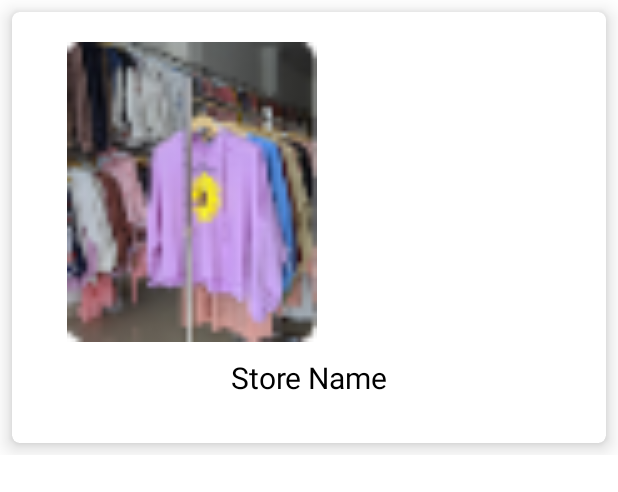
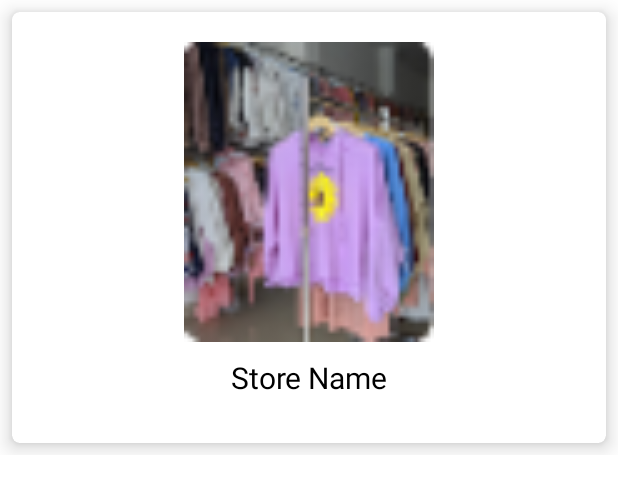
Before and after one commit to richieoey/Moda---Android, an Android app: the layout store_item_list.xml on its own in the app's theme, with its tools: preview values and no code run, on a phone screen of 412 x 824 dp. Shown: the top 492 px of the screen. Run offline under Robolectric (Android 15) with nearby library versions, the light colour scheme and no system bars.

Commit message:
commit store db

```diff
--- a/app/src/main/java/id/ac/umn/uas_43802/StoreAdapter.java
+++ b/app/src/main/java/id/ac/umn/uas_43802/StoreAdapter.java
@@ -1,67 +1,5 @@
 package id.ac.umn.uas_43802;
-//
-//import android.content.Context;
-//import android.media.Image;
-//import android.view.LayoutInflater;
-//import android.view.View;
-//import android.view.ViewGroup;
-//import android.widget.ImageView;
-//import android.widget.TextView;
-//import android.widget.Toast;
-//
-//import androidx.annotation.NonNull;
-//import androidx.recyclerview.widget.RecyclerView;
-//
-//import java.util.ArrayList;
-//import java.util.List;
-//
-//public class StoreAdapter extends RecyclerView.Adapter<StoreAdapter.ViewHolder> {
-//
-//	private Context context;
-//	private List<StoreModel> list;
-//
-//	public class ViewHolder extends RecyclerView.ViewHolder {
-//		TextView tvNama;
-//		ImageView imgStore;
-//		public ViewHolder(@NonNull View itemView) {
-//			super(itemView);
-//
-//			tvNama = itemView.findViewById(R.id.store_name);
-//			imgStore = itemView.findViewById(R.id.image_store);
-//		}
-//	}
-//
-//	public StoreAdapter(Context context, List<StoreModel> list){
-//		this.context = context;
-//		this.list = list;
-//	}
-//
-//	@NonNull
-//	@Override
-//	public StoreAdapter.ViewHolder onCreateViewHolder(@NonNull ViewGroup parent, int viewType) {
-//		View view = LayoutInflater.from(parent.getContext()).inflate(R.layout.store_item_list, parent, false);
-//		return new ViewHolder(view);
-//	}
-//
-//	@Override
-//	public void onBindViewHolder(@NonNull StoreAdapter.ViewHolder holder, int position) {
-//		TextView txtNama = holder.tvNama;
-//		ImageView ivStore = holder.imgStore;
-//
-//		txtNama.setText(list.get(position).getName());
-//		ivStore.setImageResource(R.drawable.anjay_store);
-//	}
-//
-//	@Override
-//	public int getItemCount() {
-//		return list.size();
-//	}
-//
-//}
-
-
-
-		import android.content.Context;
+import android.content.Context;
 		import android.view.LayoutInflater;
 		import android.view.View;
 		import android.view.ViewGroup;
@@ -109,7 +47,7 @@ public class StoreAdapter extends RecyclerView.Adapter<StoreAdapter.MyViewHolder
 	public void onBindViewHolder(@NonNull MyViewHolder holder, int position) {
 
 		RequestOptions options = new RequestOptions();
-		options.circleCrop();
+		options.fitCenter();
 		Glide.with(context).load(data.get(position).getImage()).apply(options).into(holder.image);
 		holder.name.setText(data.get(position).getName());
 	}
--- a/app/src/main/res/layout/store_item_list.xml
+++ b/app/src/main/res/layout/store_item_list.xml
@@ -14,31 +14,32 @@
 		app:cardCornerRadius="5dp"
 		app:cardElevation="8dp">
 
-		<RelativeLayout
+		<LinearLayout
 			android:layout_width="match_parent"
 			android:layout_height="match_parent"
 			android:layout_gravity="center"
-			android:padding="20dp">
-
+			android:padding="20dp"
+			android:orientation="vertical">
+ d
 			<ImageView
 				android:id="@+id/image_store"
 				android:layout_width="200dp"
 				android:layout_height="200dp"
 				android:adjustViewBounds="true"
 				android:scaleType="fitCenter"
+				android:layout_gravity="center"
 				android:src="@drawable/store1" />
 
 			<TextView
 				android:id="@+id/store_name"
 				android:layout_width="match_parent"
-				android:layout_height="wrap_content"
-				android:layout_below="@+id/image_store"
+				android:layout_height="match_parent"
 				android:gravity="center"
 				android:padding="10dp"
 				android:text="Store Name"
 				android:textColor="@color/black"
 				android:textSize="20sp" />
-		</RelativeLayout>
+		</LinearLayout>
 	</androidx.cardview.widget.CardView>
 
 
```
